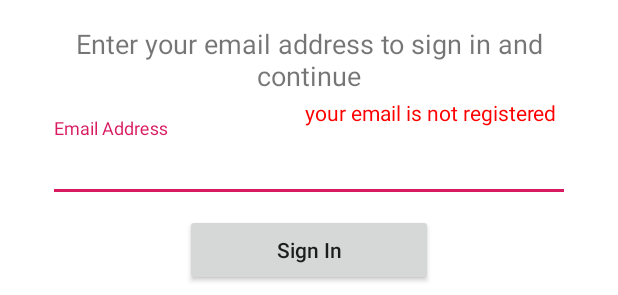
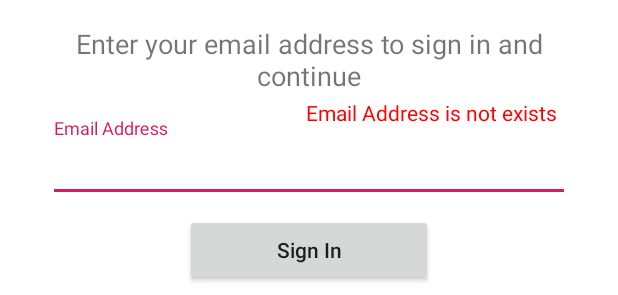
Before and after one commit to danielpartogi/memberIdTest, an Android app: the layout activity_welcome_page.xml on its own in the app's theme, with its tools: preview values and no code run, on a phone screen of 412 x 824 dp. Shown: the part 755-1050 px from the top of the screen. Run offline under Robolectric (Android 15) with nearby library versions, the phone set to English and light mode, and no system bars.

Commit message:
fix error

```diff
--- a/app/src/main/res/values/strings.xml
+++ b/app/src/main/res/values/strings.xml
@@ -39,5 +39,5 @@
     <string name="awards">Awards</string>
     <string name="awards_menu">Awards Menu</string>
     <string name="images">images</string>
-    <string name="not_registered_email">your email is not registered</string>
+    <string name="not_registered_email">Email Address is not exists</string>
 </resources>
```
